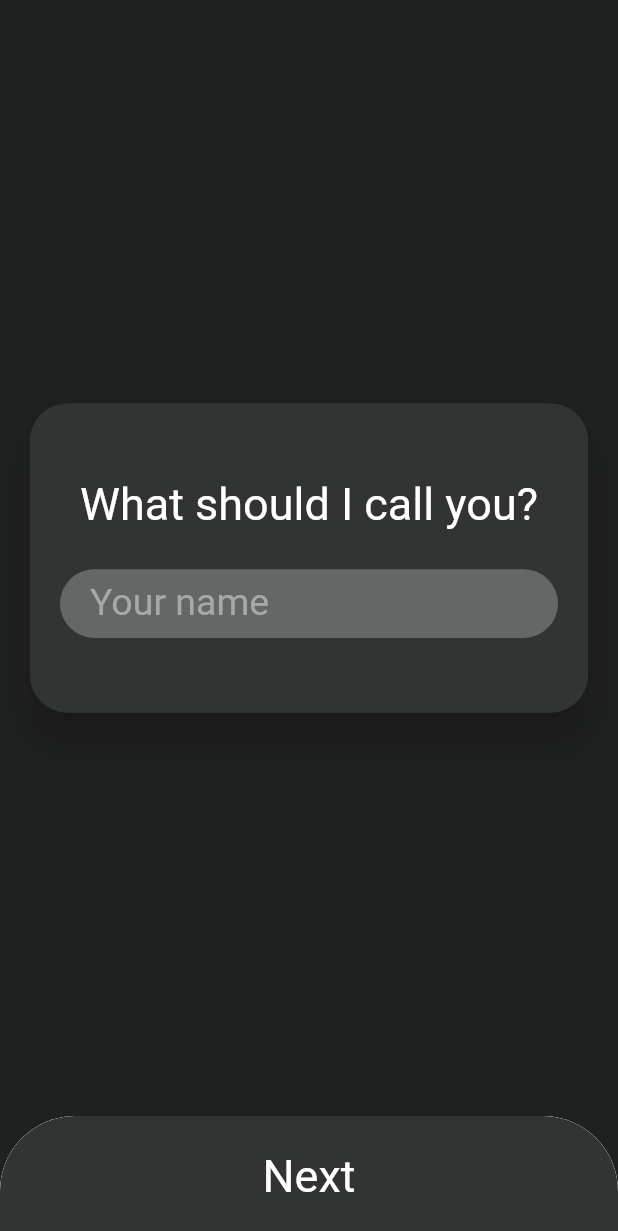
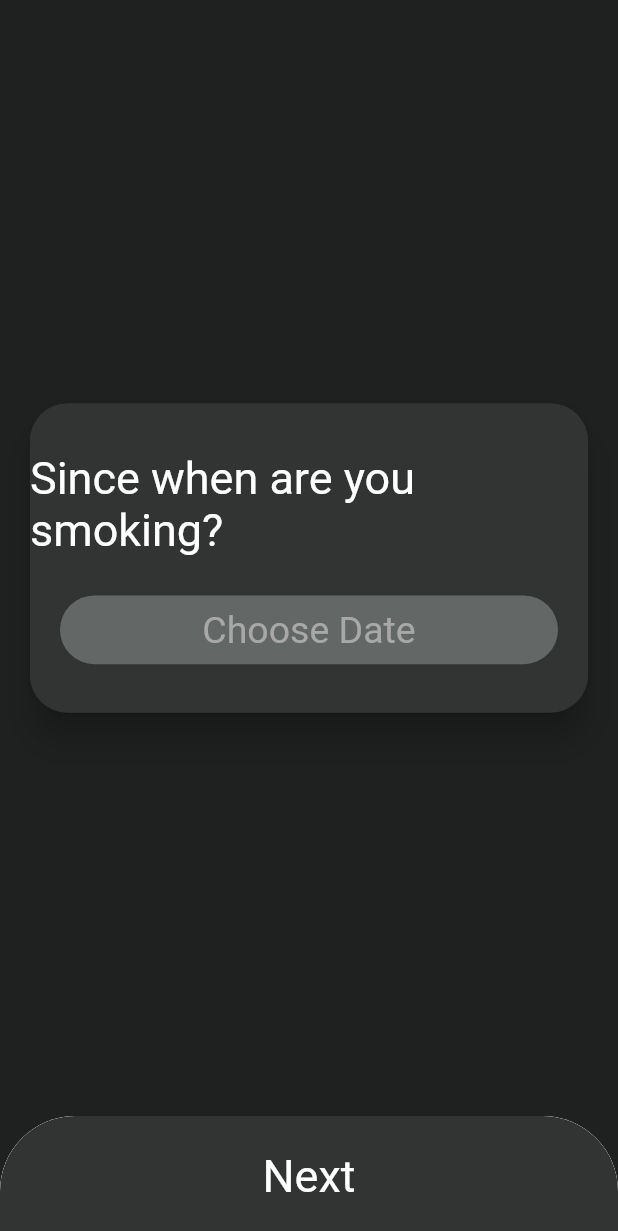
Before and after one commit to insfirred/quit-smoking, a Flutter app: the screen it shows after launch, after a tap on "Next", on a phone screen of 412 x 824 dp. Shown: the top 1231 px of the screen. Run offline on Flutter 3.47's test engine with Material 2 defaults, Android fonts, the light colour scheme and no system bars; our stand-ins replace get, google_fonts; Roboto replaces fonts that are missing (Acme).

Commit message:
On boarding screen 2

```diff
--- a/lib/controllers/user_controller.dart
+++ b/lib/controllers/user_controller.dart
@@ -1,17 +1,27 @@
 import 'package:get/get.dart';
 
-import '../models/user.dart' as u;
+import '../models/user.dart';
 
 //this file will help in storing the data properly while managing the state of the application
 class UserController extends GetxController {
-  u.User user = u.User();
+  User user = User();
 
   void setName(String query) {
     user.name = query;
     update();
   }
 
+  void setDate(DateTime dateTime) {
+    user.startingDate = dateTime;
+    print(user.startingDate);
+    update();
+  }
+
   String getName() {
     return user.name;
   }
+
+  DateTime getStartingDate() {
+    return user.startingDate;
+  }
 }
--- a/lib/main.dart
+++ b/lib/main.dart
@@ -4,6 +4,7 @@ import 'package:google_fonts/google_fonts.dart';
 import 'package:i_can/controllers/user_controller.dart';
 import 'package:i_can/screens/bottom_bar.dart';
 import 'package:i_can/screens/on_boarding_1.dart';
+import 'package:i_can/screens/on_boarding_2.dart';
 
 import 'package:get/get.dart';
 
@@ -21,7 +22,7 @@ class MyApp extends StatelessWidget {
   @override
   Widget build(BuildContext context) {
     UserController userController = Get.put(UserController());
-    return MaterialApp(
+    return GetMaterialApp(
       debugShowCheckedModeBanner: false,
       title: 'I Can',
       theme: ThemeData(
@@ -30,6 +31,10 @@ class MyApp extends StatelessWidget {
         cardColor: const Color(0xff313433),
         focusColor: const Color(0xff636866),
       ),
+      getPages: [
+        GetPage(name: OnBoardingOne.routeName, page: () => OnBoardingOne()),
+        GetPage(name: OnBoardingTwo.routeName, page: () => OnBoardingTwo()),
+      ],
       home: OnBoardingOne(),
     );
   }
--- a/lib/models/user.dart
+++ b/lib/models/user.dart
@@ -1,6 +1,7 @@
 //data of the user
 class User {
   String name = '';
+  DateTime startingDate = DateTime.now();
 
   User();
 }
--- a/lib/screens/on_boarding_1.dart
+++ b/lib/screens/on_boarding_1.dart
@@ -2,13 +2,16 @@ import 'package:flutter/material.dart';
 
 import 'package:get/get.dart';
 
+import 'package:i_can/screens/on_boarding_2.dart';
 import 'package:i_can/widgets/custom_bottom_app_bar.dart';
 import 'package:i_can/widgets/custom_on_boarding_card.dart';
 import 'package:i_can/controllers/user_controller.dart';
+import 'package:i_can/widgets/custom_text_field.dart';
 
 //first onboarding screen
 class OnBoardingOne extends StatelessWidget {
   OnBoardingOne({Key? key}) : super(key: key);
+  static const routeName = '/';
 
   UserController userController = Get.find<UserController>();
 
@@ -20,12 +23,30 @@ class OnBoardingOne extends StatelessWidget {
 
   @override
   Widget build(BuildContext context) {
+    final mediaQuery = MediaQuery.of(context);
+    final theme = Theme.of(context);
     return Scaffold(
       body: Center(
         child: CustomOnBoardingCard(
-            title: 'What should I call you?', cb: onChanged),
+          title: 'What should I call you?',
+          bottomWidget: Container(
+            margin: const EdgeInsets.symmetric(horizontal: 20),
+            width: double.infinity,
+            height: (mediaQuery.size.height / 4.5) / 4,
+            decoration: BoxDecoration(
+              color: theme.focusColor,
+              borderRadius: BorderRadius.circular(25),
+            ),
+            child: CustomTextField(cb: onChanged),
+          ),
+        ),
       ),
-      bottomNavigationBar: CustomBottomAppBar(title: 'Next'),
+      bottomNavigationBar: CustomBottomAppBar(
+        title: 'Next',
+        cb: () {
+          Get.toNamed(OnBoardingTwo.routeName);
+        },
+      ),
     );
   }
 }
--- /dev/null
+++ b/lib/screens/on_boarding_2.dart
@@ -0,0 +1,59 @@
+import 'package:flutter/material.dart';
+
+import 'package:get/get.dart';
+
+import 'package:i_can/widgets/custom_bottom_app_bar.dart';
+import 'package:i_can/widgets/custom_on_boarding_card.dart';
+import 'package:i_can/controllers/user_controller.dart';
+
+//second onboarding screen
+class OnBoardingTwo extends StatelessWidget {
+  OnBoardingTwo({Key? key}) : super(key: key);
+  static const routeName = '/second-on-boarding';
+
+  UserController userController = Get.find<UserController>();
+
+  @override
+  Widget build(BuildContext context) {
+    final mediaQuery = MediaQuery.of(context);
+    final theme = Theme.of(context);
+    return Scaffold(
+      body: Center(
+        child: CustomOnBoardingCard(
+          title: 'Since when are you smoking?',
+          bottomWidget: Container(
+            margin: const EdgeInsets.symmetric(horizontal: 20),
+            width: double.infinity,
+            height: (mediaQuery.size.height / 4.5) / 4,
+            decoration: BoxDecoration(
+              color: theme.focusColor,
+              borderRadius: BorderRadius.circular(25),
+            ),
+            child: InkWell(
+              onTap: () {
+                showDatePicker(
+                        context: context,
+                        initialDate: DateTime.now(),
+                        firstDate: DateTime(1900),
+                        lastDate: DateTime.now())
+                    .then((value) {
+                  if (value != null) userController.setDate(value as DateTime);
+                });
+              },
+              child: const Center(
+                child: Text(
+                  'Choose Date',
+                  style: TextStyle(
+                    color: Color(0xffa8a8a8),
+                    fontSize: 25,
+                  ),
+                ),
+              ),
+            ),
+          ),
+        ),
+      ),
+      bottomNavigationBar: CustomBottomAppBar(title: 'Next', cb: () {}),
+    );
+  }
+}
--- a/lib/widgets/custom_bottom_app_bar.dart
+++ b/lib/widgets/custom_bottom_app_bar.dart
@@ -1,9 +1,13 @@
 import 'package:flutter/material.dart';
 
 class CustomBottomAppBar extends StatelessWidget {
-  CustomBottomAppBar({Key? key, required this.title}) : super(key: key);
+  CustomBottomAppBar({Key? key, required this.title, required this.cb})
+      : super(key: key);
 
   String? title;
+
+  //call back function for the bottom app bar
+  void Function() cb;
 
   @override
   Widget build(BuildContext context) {
@@ -15,7 +19,7 @@ class CustomBottomAppBar extends StatelessWidget {
       ),
       child: BottomAppBar(
         child: InkWell(
-          onTap: () {},
+          onTap: cb,
           child: Container(
             height: 80,
             decoration: BoxDecoration(
--- a/lib/widgets/custom_on_boarding_card.dart
+++ b/lib/widgets/custom_on_boarding_card.dart
@@ -3,13 +3,13 @@ import 'package:flutter/material.dart';
 import 'package:i_can/widgets/custom_text_field.dart';
 
 class CustomOnBoardingCard extends StatelessWidget {
-  CustomOnBoardingCard({Key? key, required this.title, required this.cb})
+  CustomOnBoardingCard(
+      {Key? key, required this.title, required this.bottomWidget})
       : super(key: key);
 
   String title;
 
-  //cb - Call Back
-  Function? cb;
+  dynamic bottomWidget;
 
   @override
   Widget build(BuildContext context) {
@@ -42,16 +42,7 @@ class CustomOnBoardingCard extends StatelessWidget {
             SizedBox(
               height: (mediaQuery.size.height / 4) / 8,
             ),
-            Container(
-              margin: const EdgeInsets.symmetric(horizontal: 20),
-              width: double.infinity,
-              height: (mediaQuery.size.height / 4.5) / 4,
-              decoration: BoxDecoration(
-                color: theme.focusColor,
-                borderRadius: BorderRadius.circular(25),
-              ),
-              child: CustomTextField(cb: cb as Function(String?)),
-            ),
+            bottomWidget,
           ],
         ),
       ),
```
